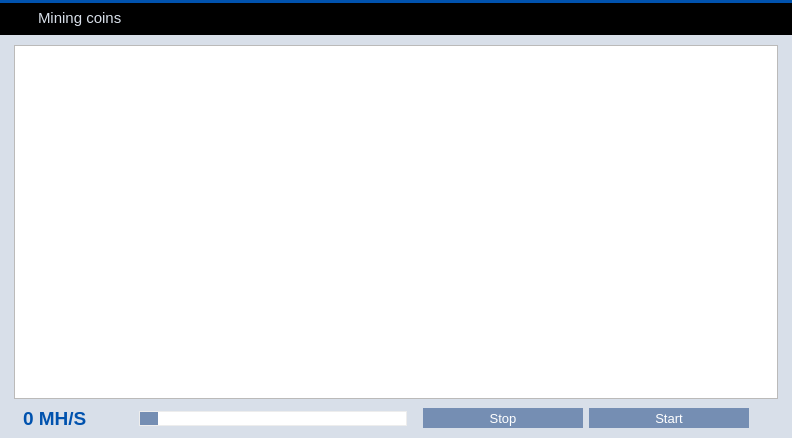
Qt form src/qt/forms/miningpage.ui (WorldcoinGlobal/WorldcoinLegacy) before a commit.
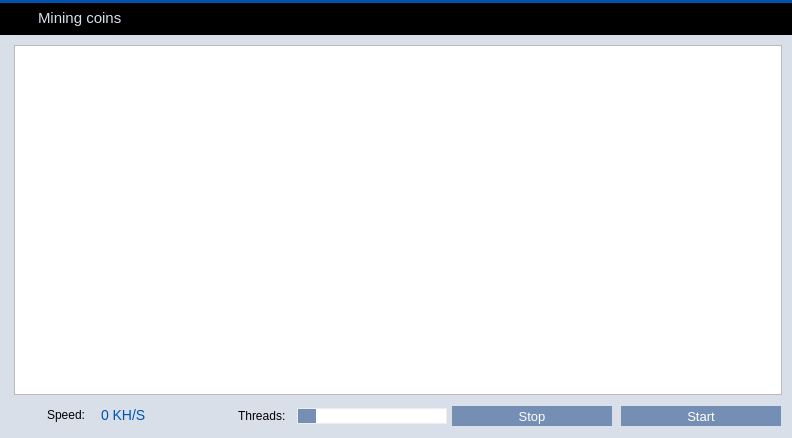
The same form after that commit. Icons and pictures are not drawn.

```diff
--- a/src/qt/forms/miningpage.ui
+++ b/src/qt/forms/miningpage.ui
@@ -285,21 +285,15 @@
 	background-color: #D8DFE9;
 }</string>
      </property>
-     <layout class="QVBoxLayout" name="verticalLayout_2">
-      <property name="leftMargin">
-       <number>14</number>
-      </property>
-      <property name="topMargin">
-       <number>10</number>
-      </property>
-      <property name="rightMargin">
-       <number>14</number>
-      </property>
-      <property name="bottomMargin">
-       <number>8</number>
-      </property>
-      <item>
        <widget class="QTextEdit" name="miningLog">
+      <property name="geometry">
+       <rect>
+        <x>14</x>
+        <y>10</y>
+        <width>768</width>
+        <height>350</height>
+       </rect>
+      </property>
         <property name="minimumSize">
          <size>
           <width>0</width>
@@ -419,23 +413,41 @@
          <number>2</number>
         </property>
        </widget>
-      </item>
-      <item>
-       <layout class="QHBoxLayout" name="horizontalLayout">
-        <property name="leftMargin">
-         <number>9</number>
-        </property>
-        <property name="topMargin">
-         <number>2</number>
-        </property>
-        <property name="rightMargin">
-         <number>9</number>
-        </property>
-        <property name="bottomMargin">
-         <number>0</number>
-        </property>
-        <item>
+     <widget class="QLabel" name="label">
+      <property name="geometry">
+       <rect>
+        <x>238</x>
+        <y>373</y>
+        <width>57</width>
+        <height>15</height>
+       </rect>
+      </property>
+      <property name="text">
+       <string>Threads:</string>
+      </property>
+     </widget>
+     <widget class="QLabel" name="label_2">
+      <property name="geometry">
+       <rect>
+        <x>47</x>
+        <y>372</y>
+        <width>57</width>
+        <height>15</height>
+       </rect>
+      </property>
+      <property name="text">
+       <string>Speed:</string>
+      </property>
+     </widget>
          <widget class="QLabel" name="lSpeed">
+      <property name="geometry">
+       <rect>
+        <x>101</x>
+        <y>369</y>
+        <width>110</width>
+        <height>23</height>
+       </rect>
+      </property>
           <property name="sizePolicy">
            <sizepolicy hsizetype="Preferred" vsizetype="Preferred">
             <horstretch>0</horstretch>
@@ -541,19 +553,17 @@
           </property>
           <property name="font">
            <font>
-            <pointsize>14</pointsize>
-            <weight>75</weight>
-            <bold>true</bold>
-            <stylestrategy>PreferAntialias</stylestrategy>
+        <pointsize>-1</pointsize>
            </font>
           </property>
           <property name="styleSheet">
            <string notr="true">QLabel {
 	color: #0052AE;
+	font-size: 14px;
 }</string>
           </property>
           <property name="text">
-           <string notr="true">0 MH/S</string>
+       <string notr="true">0 KH/S</string>
           </property>
           <property name="wordWrap">
            <bool>false</bool>
@@ -562,12 +572,18 @@
            <set>Qt::TextSelectableByMouse</set>
           </property>
          </widget>
-        </item>
-        <item>
          <widget class="QSlider" name="procSlider">
           <property name="enabled">
            <bool>true</bool>
           </property>
+      <property name="geometry">
+       <rect>
+        <x>297</x>
+        <y>373</y>
+        <width>150</width>
+        <height>16</height>
+       </rect>
+      </property>
           <property name="styleSheet">
            <string notr="true">QSlider::groove {
 	border: 1px solid #ededed;
@@ -601,25 +617,15 @@
            <enum>Qt::Horizontal</enum>
           </property>
          </widget>
-        </item>
-        <item>
-         <spacer name="horizontalSpacer_4">
-          <property name="orientation">
-           <enum>Qt::Horizontal</enum>
-          </property>
-          <property name="sizeType">
-           <enum>QSizePolicy::Fixed</enum>
-          </property>
-          <property name="sizeHint" stdset="0">
-           <size>
-            <width>10</width>
-            <height>20</height>
-           </size>
-          </property>
-         </spacer>
-        </item>
-        <item>
          <widget class="QPushButton" name="bStopMining">
+      <property name="geometry">
+       <rect>
+        <x>452</x>
+        <y>371</y>
+        <width>160</width>
+        <height>20</height>
+       </rect>
+      </property>
           <property name="font">
            <font>
             <pointsize>10</pointsize>
@@ -655,9 +661,15 @@
            <bool>true</bool>
           </property>
          </widget>
-        </item>
-        <item>
          <widget class="QPushButton" name="bStartMining">
+      <property name="geometry">
+       <rect>
+        <x>621</x>
+        <y>371</y>
+        <width>160</width>
+        <height>20</height>
+       </rect>
+      </property>
           <property name="font">
            <font>
             <pointsize>10</pointsize>
@@ -693,26 +705,6 @@
            <bool>true</bool>
           </property>
          </widget>
-        </item>
-        <item>
-         <spacer name="horizontalSpacer_2">
-          <property name="orientation">
-           <enum>Qt::Horizontal</enum>
-          </property>
-          <property name="sizeType">
-           <enum>QSizePolicy::Fixed</enum>
-          </property>
-          <property name="sizeHint" stdset="0">
-           <size>
-            <width>20</width>
-            <height>20</height>
-           </size>
-          </property>
-         </spacer>
-        </item>
-       </layout>
-      </item>
-     </layout>
     </widget>
    </item>
   </layout>
```
Lines whose indentation alone changed are shown as unchanged.
